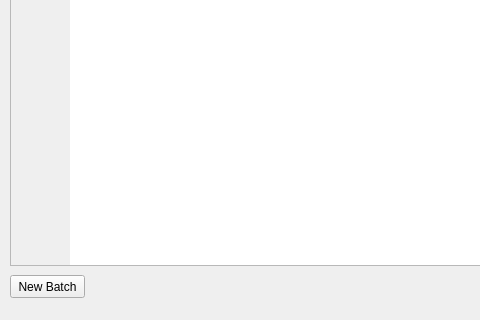
Old version of the form CFlipMainWindow.ui in the repository KyleDanielSalter/CFlip; both pictures show x 0 to 480 and y 227 to 547 of the 651 by 547 pixel window.
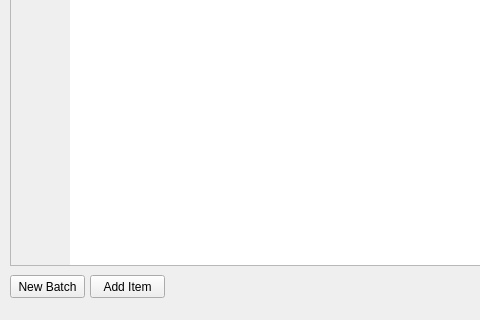
New version of the form.

Commit message:
Doing last push to finish usable version
Last changes before going on vacation being committed

```diff
--- a/CFlipMainWindow.ui
+++ b/CFlipMainWindow.ui
@@ -205,6 +205,19 @@
        <string>New Batch</string>
       </property>
      </widget>
+     <widget class="QPushButton" name="pushButton">
+      <property name="geometry">
+       <rect>
+        <x>90</x>
+        <y>450</y>
+        <width>75</width>
+        <height>23</height>
+       </rect>
+      </property>
+      <property name="text">
+       <string>Add Item</string>
+      </property>
+     </widget>
     </widget>
     <widget class="QWidget" name="tab_2">
      <property name="enabled">
```
Left out of the diff: 2 changed lines with no effect on the pictures. The commit also changes 20 other files.
